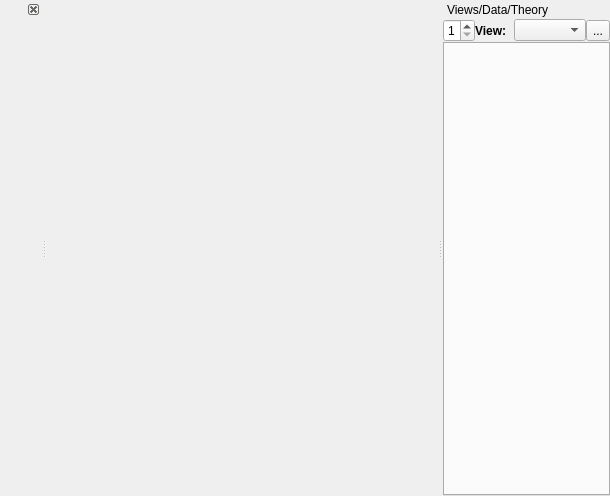
jorge-ramirez-upm/RepTate, file RepTate/gui/QApplicationWindow.ui: the form before one commit.
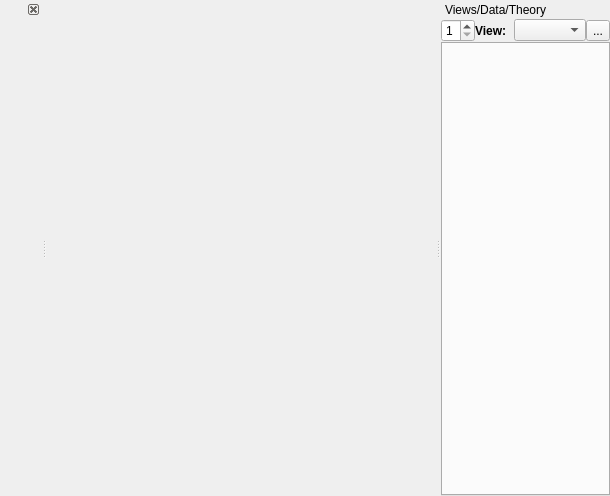
The form after the commit. Icons and pictures are not drawn.

Commit message: Increase width of View QSpinbox to 40

Diff of the .ui file:
```diff
--- a/RepTate/gui/QApplicationWindow.ui
+++ b/RepTate/gui/QApplicationWindow.ui
@@ -107,7 +107,7 @@
         <widget class="QSpinBox" name="sp_nviews">
          <property name="maximumSize">
           <size>
-           <width>32</width>
+           <width>40</width>
            <height>16777215</height>
           </size>
          </property>
```
Left out of the diff: 46 changed lines with no effect on the pictures.
